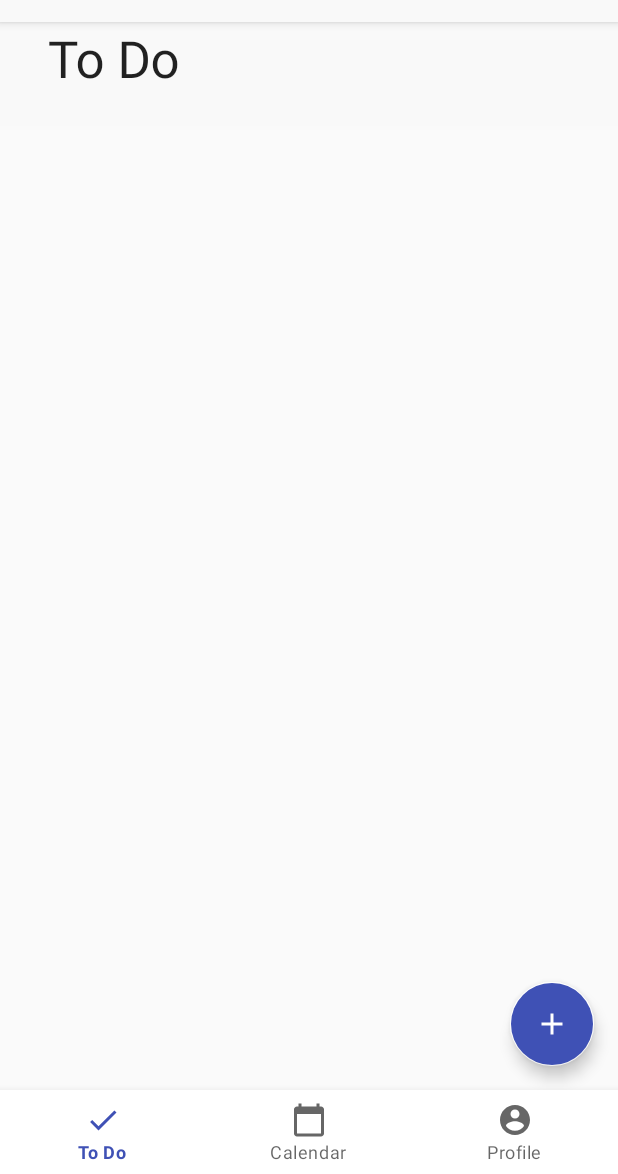
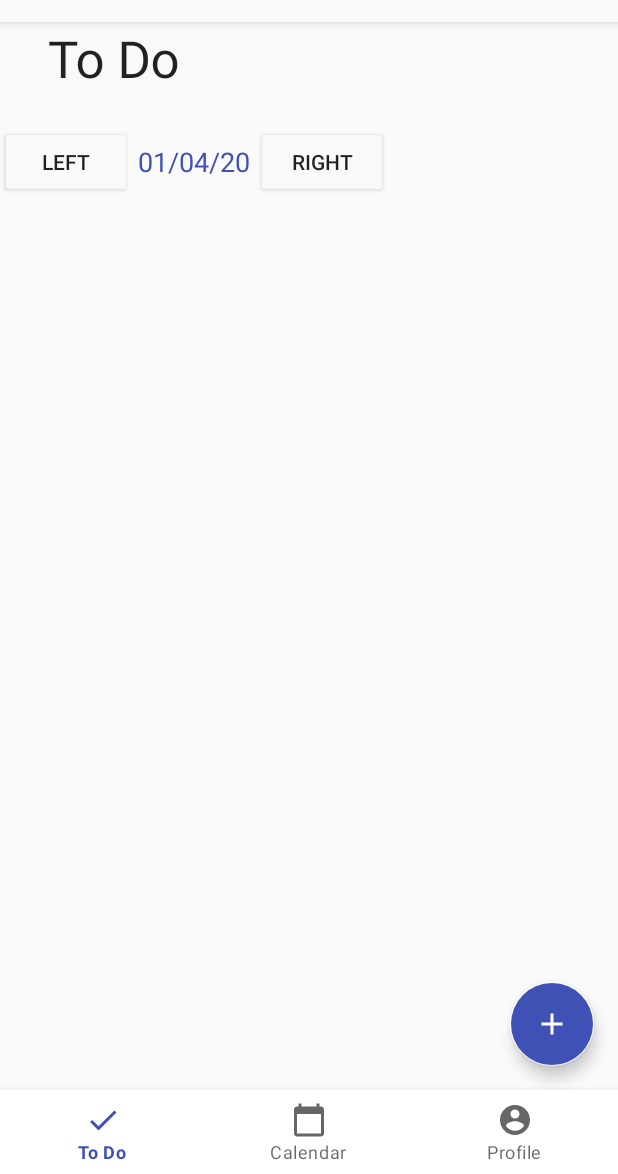
Before and after one commit to ntsummers1/Streaks, an Android app: the screen it shows after launch (MainActivity), on a phone screen of 412 x 824 dp, the part 62-1236 px from its top. Run offline under Robolectric (Android 15) with nearby library versions, the phone set to English and light mode, and no system bars; our stand-ins replace Dagger/Hilt's generated code, Room's generated code, navigation-ui; 3 statements that could not run were skipped.

Commit message:
Add rough outline for editable date on todo screen

```diff
--- a/app/build.gradle
+++ b/app/build.gradle
@@ -56,7 +56,6 @@ dependencies {
     kapt "com.google.dagger:dagger-android-processor:2.25.2"
     compileOnly 'javax.annotation:jsr250-api:1.0'
 
-
     implementation 'androidx.room:room-runtime:2.2.3'
     implementation "androidx.room:room-ktx:2.2.3"
     kapt 'androidx.room:room-compiler:2.2.3'
--- a/app/src/main/java/com/ntsummers1/streaks/ui/todo/TodoFragment.kt
+++ b/app/src/main/java/com/ntsummers1/streaks/ui/todo/TodoFragment.kt
@@ -1,10 +1,13 @@
 package com.ntsummers1.streaks.ui.todo
 
+import android.app.DatePickerDialog
+import android.app.DatePickerDialog.OnDateSetListener
 import android.graphics.drawable.ClipDrawable.HORIZONTAL
 import android.os.Bundle
 import android.view.LayoutInflater
 import android.view.View
 import android.view.ViewGroup
+import android.widget.EditText
 import androidx.fragment.app.Fragment
 import androidx.lifecycle.Observer
 import androidx.lifecycle.ViewModelProviders
@@ -19,11 +22,15 @@ import kotlinx.android.synthetic.main.fragment_todo.*
 import kotlinx.coroutines.Dispatchers
 import kotlinx.coroutines.GlobalScope
 import kotlinx.coroutines.launch
+import java.text.SimpleDateFormat
+import java.util.*
 import javax.inject.Inject
 
 
 class TodoFragment : Fragment() {
     private var taskAdapter = TaskRecyclerViewAdapter()
+    lateinit var editText: EditText
+    lateinit var myCalendar: Calendar
 
     @Inject
     lateinit var toDoViewModelFactory: ToDoViewModelFactory
@@ -46,6 +53,26 @@ class TodoFragment : Fragment() {
         val createFAB: FloatingActionButton = root.findViewById(R.id.create_task)
         createFAB.setOnClickListener {
             root.findNavController().navigate(R.id.action_navigation_todo_to_navigation_create_task)
+        }
+
+        myCalendar = Calendar.getInstance()
+
+        editText = root.findViewById(R.id.todo_date) as EditText
+        updateLabel()
+
+        val date = OnDateSetListener { view, year, monthOfYear, dayOfMonth ->
+                myCalendar.set(Calendar.YEAR, year)
+                myCalendar.set(Calendar.MONTH, monthOfYear)
+                myCalendar.set(Calendar.DAY_OF_MONTH, dayOfMonth)
+                updateLabel()
+            }
+
+        editText.setOnClickListener {
+            DatePickerDialog(context, date,
+                myCalendar.get(Calendar.YEAR),
+                myCalendar.get(Calendar.MONTH),
+                myCalendar.get(Calendar.DAY_OF_MONTH)
+            ).show()
         }
 
         return root
@@ -80,4 +107,10 @@ class TodoFragment : Fragment() {
             taskAdapter.updateTasks(it)
         })
     }
+
+    private fun updateLabel() {
+        val myFormat = "MM/dd/yy"
+        val sdf = SimpleDateFormat(myFormat, Locale.US)
+        editText.setText(sdf.format(myCalendar.getTime()))
+    }
 }
--- a/app/src/main/res/layout/fragment_todo.xml
+++ b/app/src/main/res/layout/fragment_todo.xml
@@ -41,6 +41,34 @@
             android:layout_height="wrap_content"
             android:orientation="vertical">
 
+            <LinearLayout
+                android:layout_width="match_parent"
+                android:layout_height="wrap_content"
+                android:orientation="horizontal" >
+
+                <Button
+                    android:layout_width="wrap_content"
+                    android:layout_height="wrap_content"
+                    android:text="left"
+                    />
+
+                <EditText
+                    android:id="@+id/todo_date"
+                    android:layout_width="wrap_content"
+                    android:layout_height="match_parent"
+                    android:clickable="true"
+                    android:focusable="false"
+                    android:inputType="none"
+                    android:textColor="@color/color_primary"/>
+
+                <Button
+                    android:layout_width="wrap_content"
+                    android:layout_height="wrap_content"
+                    android:text="right"
+                    />
+
+            </LinearLayout>
+
             <androidx.recyclerview.widget.RecyclerView
                 android:id="@+id/task_recycler_view"
                 android:layout_width="match_parent"
```
